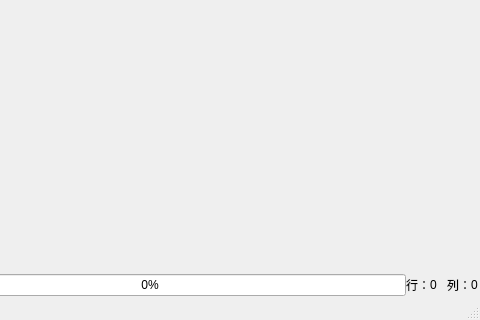
Before: the Qt Designer form View/UI/MainWindow.ui in oliewalcp/LuaRest, drawn with Qt 5; both pictures show x 208 to 688 and y 91 to 411 of the 688 by 411 pixel window.
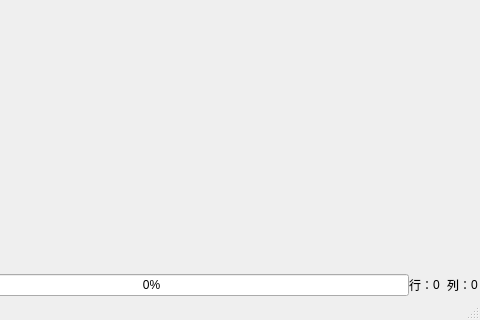
After: the same form once the commit is applied.

The edit to the form file:
```diff
--- a/View/UI/MainWindow.ui
+++ b/View/UI/MainWindow.ui
@@ -265,7 +265,7 @@
           </sizepolicy>
          </property>
          <property name="text">
-          <string>   </string>
+          <string/>
          </property>
         </widget>
        </item>
```
Left out of the diff: 2 changed lines with no effect on the pictures.
